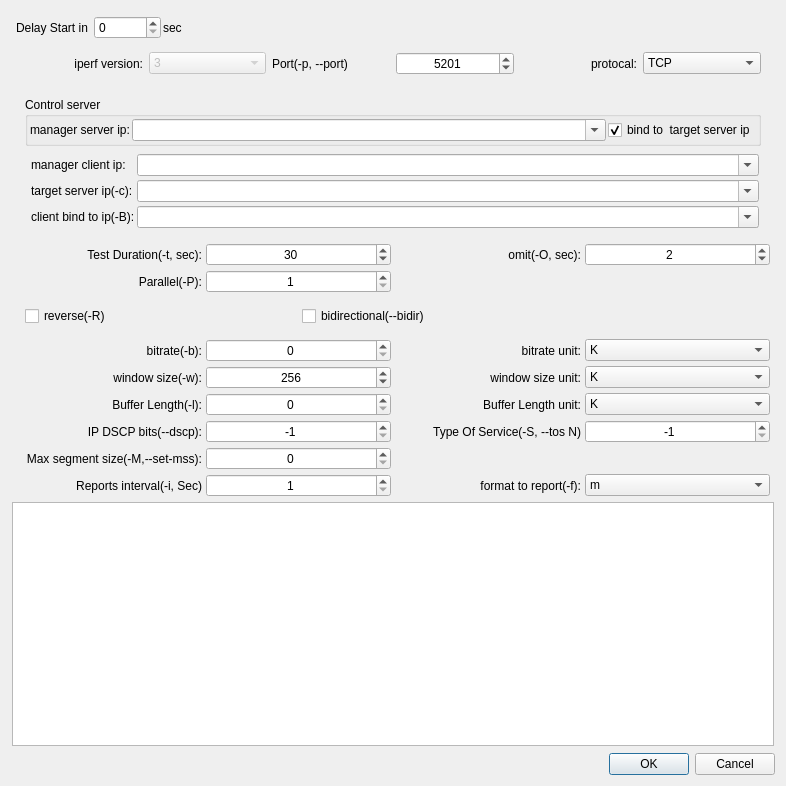
Above: qiperfc/src/dlgiperf.ui from coolshou/qiperf before the change. Below: the same form after it.
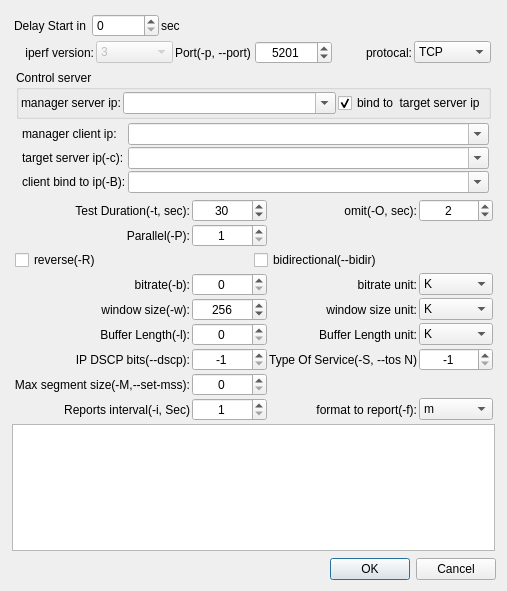
That is the form after the change. Icons and pictures are not drawn.

Commit message: adj iperf ui size

Diff of the .ui file:
```diff
--- a/qiperfc/src/dlgiperf.ui
+++ b/qiperfc/src/dlgiperf.ui
@@ -9,8 +9,8 @@
    <rect>
     <x>0</x>
     <y>0</y>
-    <width>786</width>
-    <height>786</height>
+    <width>507</width>
+    <height>591</height>
    </rect>
   </property>
   <property name="windowTitle">
@@ -43,19 +43,19 @@
        <widget class="QWidget" name="widget_5" native="true">
         <layout class="QGridLayout" name="gridLayout_2" columnstretch="0,0,0,0">
          <property name="leftMargin">
-          <number>4</number>
+          <number>2</number>
          </property>
          <property name="topMargin">
-          <number>4</number>
+          <number>2</number>
          </property>
          <property name="rightMargin">
-          <number>4</number>
+          <number>2</number>
          </property>
          <property name="bottomMargin">
-          <number>4</number>
+          <number>2</number>
          </property>
          <property name="spacing">
-          <number>4</number>
+          <number>2</number>
          </property>
          <item row="9" column="1">
           <widget class="QSpinBox" name="sb_buffer">
@@ -112,6 +112,21 @@
          <item row="2" column="0" colspan="4">
           <widget class="QWidget" name="widget" native="true">
            <layout class="QVBoxLayout" name="verticalLayout_2">
+            <property name="spacing">
+             <number>2</number>
+            </property>
+            <property name="leftMargin">
+             <number>2</number>
+            </property>
+            <property name="topMargin">
+             <number>2</number>
+            </property>
+            <property name="rightMargin">
+             <number>2</number>
+            </property>
+            <property name="bottomMargin">
+             <number>2</number>
+            </property>
             <item>
              <widget class="QGroupBox" name="gb_control_server">
               <property name="title">
@@ -185,7 +200,7 @@
                 <number>2</number>
                </property>
                <property name="verticalSpacing">
-                <number>4</number>
+                <number>2</number>
                </property>
                <property name="leftMargin">
                 <number>6</number>
@@ -446,35 +461,6 @@
            </property>
           </widget>
          </item>
-         <item row="6" column="0" colspan="3">
-          <widget class="QWidget" name="widget_3" native="true">
-           <layout class="QHBoxLayout" name="horizontalLayout_2">
-            <item>
-             <widget class="QCheckBox" name="chk_reverse">
-              <property name="toolTip">
-               <string>Server send data to client</string>
-              </property>
-              <property name="text">
-               <string>reverse(-R)</string>
-              </property>
-              <property name="tristate">
-               <bool>false</bool>
-              </property>
-             </widget>
-            </item>
-            <item>
-             <widget class="QCheckBox" name="chk_bidir">
-              <property name="text">
-               <string>bidirectional(--bidir)</string>
-              </property>
-              <property name="tristate">
-               <bool>false</bool>
-              </property>
-             </widget>
-            </item>
-           </layout>
-          </widget>
-         </item>
          <item row="7" column="1">
           <widget class="QSpinBox" name="sb_bitrate">
            <property name="toolTip">
@@ -491,6 +477,21 @@
          <item row="1" column="0" colspan="4">
           <widget class="QWidget" name="widget_6" native="true">
            <layout class="QHBoxLayout" name="horizontalLayout_3">
+            <property name="spacing">
+             <number>2</number>
+            </property>
+            <property name="leftMargin">
+             <number>2</number>
+            </property>
+            <property name="topMargin">
+             <number>2</number>
+            </property>
+            <property name="rightMargin">
+             <number>2</number>
+            </property>
+            <property name="bottomMargin">
+             <number>2</number>
+            </property>
             <item>
              <widget class="QLabel" name="label_34">
               <property name="text">
@@ -776,6 +777,50 @@
            </layout>
           </widget>
          </item>
+         <item row="6" column="0" colspan="4">
+          <widget class="QWidget" name="widget_3" native="true">
+           <layout class="QHBoxLayout" name="horizontalLayout_2">
+            <property name="spacing">
+             <number>1</number>
+            </property>
+            <property name="leftMargin">
+             <number>1</number>
+            </property>
+            <property name="topMargin">
+             <number>1</number>
+            </property>
+            <property name="rightMargin">
+             <number>1</number>
+            </property>
+            <property name="bottomMargin">
+             <number>1</number>
+            </property>
+            <item>
+             <widget class="QCheckBox" name="chk_reverse">
+              <property name="toolTip">
+               <string>Server send data to client</string>
+              </property>
+              <property name="text">
+               <string>reverse(-R)</string>
+              </property>
+              <property name="tristate">
+               <bool>false</bool>
+              </property>
+             </widget>
+            </item>
+            <item>
+             <widget class="QCheckBox" name="chk_bidir">
+              <property name="text">
+               <string>bidirectional(--bidir)</string>
+              </property>
+              <property name="tristate">
+               <bool>false</bool>
+              </property>
+             </widget>
+            </item>
+           </layout>
+          </widget>
+         </item>
         </layout>
        </widget>
       </item>
```
